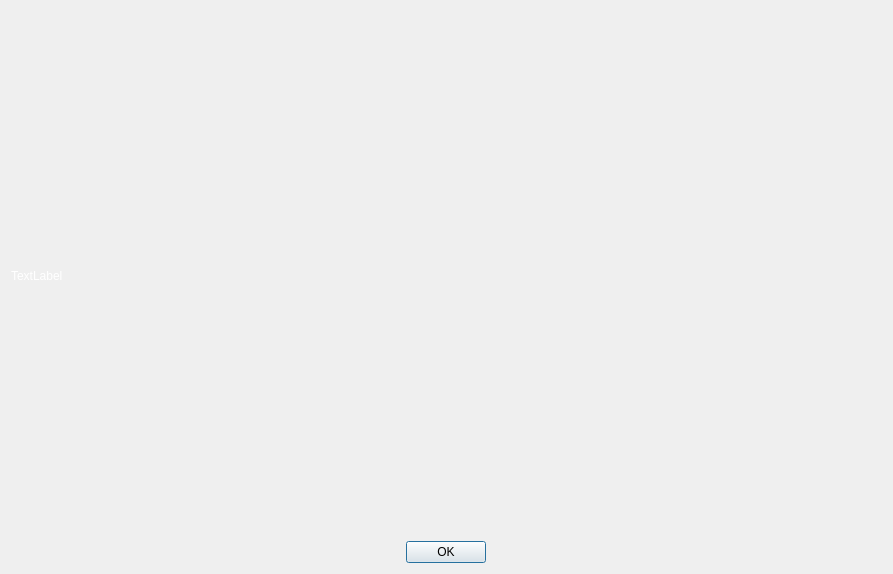
Qt form source/focus_finder/gui/about_dialog.ui (carsten0x51h/focus_finder) before a commit.
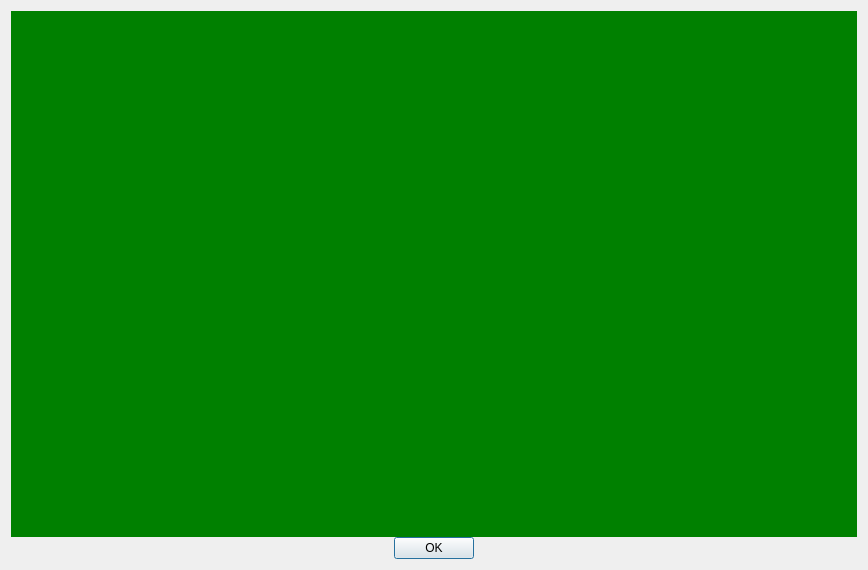
The same form after that commit. Icons and pictures are not drawn.

Commit message: Clode cleanup and about dialog now shows correct git revision.

The edit to the form file:
```diff
--- a/source/focus_finder/gui/about_dialog.ui
+++ b/source/focus_finder/gui/about_dialog.ui
@@ -6,8 +6,8 @@
             <rect>
                 <x>0</x>
                 <y>0</y>
-                <width>893</width>
-                <height>574</height>
+    <width>868</width>
+    <height>570</height>
             </rect>
         </property>
         <property name="sizePolicy">
@@ -44,8 +44,7 @@
         </property>
         <layout class="QGridLayout" name="gridLayout">
             <item row="0" column="0">
-                <layout class="QGridLayout" name="gridLayout_2" rowstretch="1,0,0,0" columnstretch="0"
-                        columnminimumwidth="0">
+    <layout class="QGridLayout" name="gridLayout_2" rowstretch="1,0" columnstretch="0">
                     <property name="sizeConstraint">
                         <enum>QLayout::SetDefaultConstraint</enum>
                     </property>
@@ -64,68 +63,6 @@
                     <property name="spacing">
                         <number>0</number>
                     </property>
-                    <item row="0" column="0">
-                        <widget class="QWidget" name="widget" native="true">
-                            <property name="sizePolicy">
-                                <sizepolicy hsizetype="Expanding" vsizetype="Expanding">
-                                    <horstretch>1</horstretch>
-                                    <verstretch>0</verstretch>
-                                </sizepolicy>
-                            </property>
-                            <property name="minimumSize">
-                                <size>
-                                    <width>0</width>
-                                    <height>0</height>
-                                </size>
-                            </property>
-                            <property name="styleSheet">
-                                <string notr="true">background-image: url(:/res/fofi_splash_screen.png);</string>
-                            </property>
-                            <layout class="QGridLayout" name="gridLayout_4" rowstretch="0,0" columnstretch="0,0">
-                                <property name="leftMargin">
-                                    <number>0</number>
-                                </property>
-                                <property name="topMargin">
-                                    <number>0</number>
-                                </property>
-                                <property name="rightMargin">
-                                    <number>0</number>
-                                </property>
-                                <property name="bottomMargin">
-                                    <number>0</number>
-                                </property>
-                                <property name="spacing">
-                                    <number>0</number>
-                                </property>
-                                <item row="1" column="1">
-                                    <layout class="QGridLayout" name="gridLayout_3">
-                                        <property name="spacing">
-                                            <number>0</number>
-                                        </property>
-                                        <item row="0" column="0">
-                                            <widget class="QLabel" name="label">
-                                                <property name="sizePolicy">
-                                                    <sizepolicy hsizetype="Preferred" vsizetype="Preferred">
-                                                        <horstretch>0</horstretch>
-                                                        <verstretch>0</verstretch>
-                                                    </sizepolicy>
-                                                </property>
-                                                <property name="styleSheet">
-                                                    <string notr="true">color: white;</string>
-                                                </property>
-                                                <property name="text">
-                                                    <string>TextLabel</string>
-                                                </property>
-                                                <property name="wordWrap">
-                                                    <bool>false</bool>
-                                                </property>
-                                            </widget>
-                                        </item>
-                                    </layout>
-                                </item>
-                            </layout>
-                        </widget>
-                    </item>
                     <item row="1" column="0">
                         <layout class="QHBoxLayout" name="horizontalLayout">
                             <item>
@@ -149,6 +86,53 @@
                             </item>
                         </layout>
                     </item>
+     <item row="0" column="0">
+      <widget class="QWidget" name="splashWidget" native="true">
+       <property name="sizePolicy">
+        <sizepolicy hsizetype="Expanding" vsizetype="Expanding">
+         <horstretch>1</horstretch>
+         <verstretch>0</verstretch>
+        </sizepolicy>
+       </property>
+       <property name="minimumSize">
+        <size>
+         <width>0</width>
+         <height>0</height>
+        </size>
+       </property>
+       <property name="styleSheet">
+        <string notr="true"/>
+       </property>
+       <layout class="QGridLayout" name="gridLayout_4" rowstretch="0" columnstretch="0">
+        <property name="leftMargin">
+         <number>0</number>
+        </property>
+        <property name="topMargin">
+         <number>0</number>
+        </property>
+        <property name="rightMargin">
+         <number>0</number>
+        </property>
+        <property name="bottomMargin">
+         <number>0</number>
+        </property>
+        <property name="spacing">
+         <number>0</number>
+        </property>
+        <item row="0" column="0">
+         <layout class="QGridLayout" name="layFoFiSplashWidget" rowstretch="0" columnstretch="0">
+          <item row="0" column="0">
+           <widget class="QWidget" name="widget" native="true">
+            <property name="styleSheet">
+             <string notr="true">background-color: green;</string>
+            </property>
+           </widget>
+          </item>
+         </layout>
+        </item>
+       </layout>
+      </widget>
+     </item>
                 </layout>
             </item>
         </layout>
```
Lines whose indentation alone changed are shown as unchanged. The commit also changes 12 other files.
